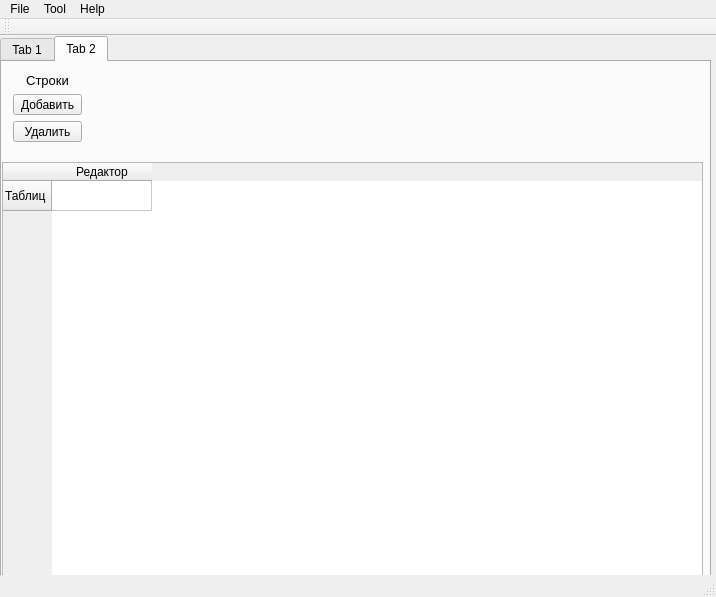
This is mainwindow.ui in Arkendar/QProject-TextTable-Editor as Qt 5 draws it before an edit. The edited form follows.
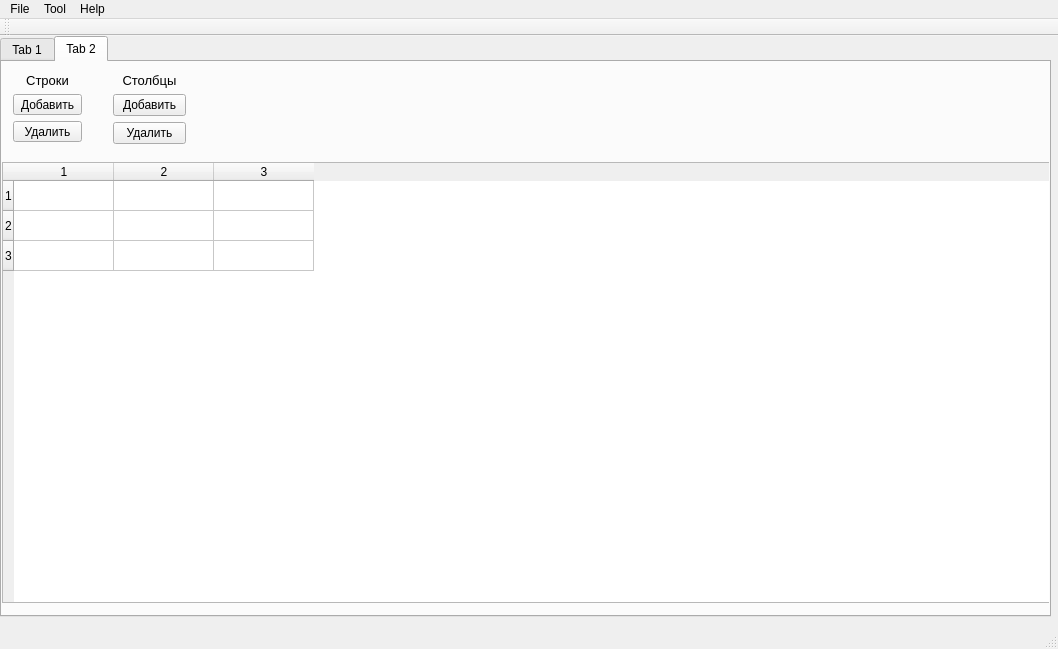
This is the edited form.

Commit message: Возможность добавления/удаления столбцов

Patch:
```diff
--- a/mainwindow.ui
+++ b/mainwindow.ui
@@ -6,21 +6,24 @@
    <rect>
     <x>0</x>
     <y>0</y>
-    <width>716</width>
-    <height>597</height>
+    <width>1058</width>
+    <height>649</height>
    </rect>
   </property>
   <property name="windowTitle">
    <string>MainWindow</string>
   </property>
+  <property name="autoFillBackground">
+   <bool>false</bool>
+  </property>
   <widget class="QWidget" name="centralWidget">
    <widget class="QTabWidget" name="tabWidget">
     <property name="geometry">
      <rect>
       <x>0</x>
       <y>0</y>
-      <width>711</width>
-      <height>551</height>
+      <width>1051</width>
+      <height>581</height>
      </rect>
     </property>
     <property name="currentIndex">
@@ -57,20 +60,87 @@
        <rect>
         <x>0</x>
         <y>100</y>
-        <width>701</width>
-        <height>421</height>
+        <width>1051</width>
+        <height>441</height>
        </rect>
       </property>
+      <property name="sizePolicy">
+       <sizepolicy hsizetype="Maximum" vsizetype="Maximum">
+        <horstretch>0</horstretch>
+        <verstretch>0</verstretch>
+       </sizepolicy>
+      </property>
       <row>
        <property name="text">
-        <string>Таблиц</string>
+        <string>1</string>
        </property>
       </row>
+      <row>
+       <property name="text">
+        <string>2</string>
+       </property>
+      </row>
+      <row>
+       <property name="text">
+        <string>3</string>
+       </property>
+      </row>
       <column>
        <property name="text">
-        <string>Редактор</string>
+        <string>1</string>
        </property>
       </column>
+      <column>
+       <property name="text">
+        <string>2</string>
+       </property>
+      </column>
+      <column>
+       <property name="text">
+        <string>3</string>
+       </property>
+      </column>
+     </widget>
+     <widget class="QWidget" name="layoutWidget">
+      <property name="geometry">
+       <rect>
+        <x>100</x>
+        <y>0</y>
+        <width>95</width>
+        <height>93</height>
+       </rect>
+      </property>
+      <layout class="QVBoxLayout" name="verticalLayout_2">
+       <item>
+        <widget class="QLabel" name="label_2">
+         <property name="font">
+          <font>
+           <pointsize>10</pointsize>
+          </font>
+         </property>
+         <property name="text">
+          <string>Столбцы</string>
+         </property>
+         <property name="alignment">
+          <set>Qt::AlignCenter</set>
+         </property>
+        </widget>
+       </item>
+       <item>
+        <widget class="QPushButton" name="addColButton">
+         <property name="text">
+          <string>Добавить</string>
+         </property>
+        </widget>
+       </item>
+       <item>
+        <widget class="QPushButton" name="removeColButton">
+         <property name="text">
+          <string>Удалить</string>
+         </property>
+        </widget>
+       </item>
+      </layout>
      </widget>
      <widget class="QWidget" name="">
       <property name="geometry">
@@ -121,7 +191,7 @@
     <rect>
      <x>0</x>
      <y>0</y>
-     <width>716</width>
+     <width>1058</width>
      <height>26</height>
     </rect>
    </property>
```
Left out of the diff: 6 changed lines with no effect on the pictures. The commit also changes 2 other files.
